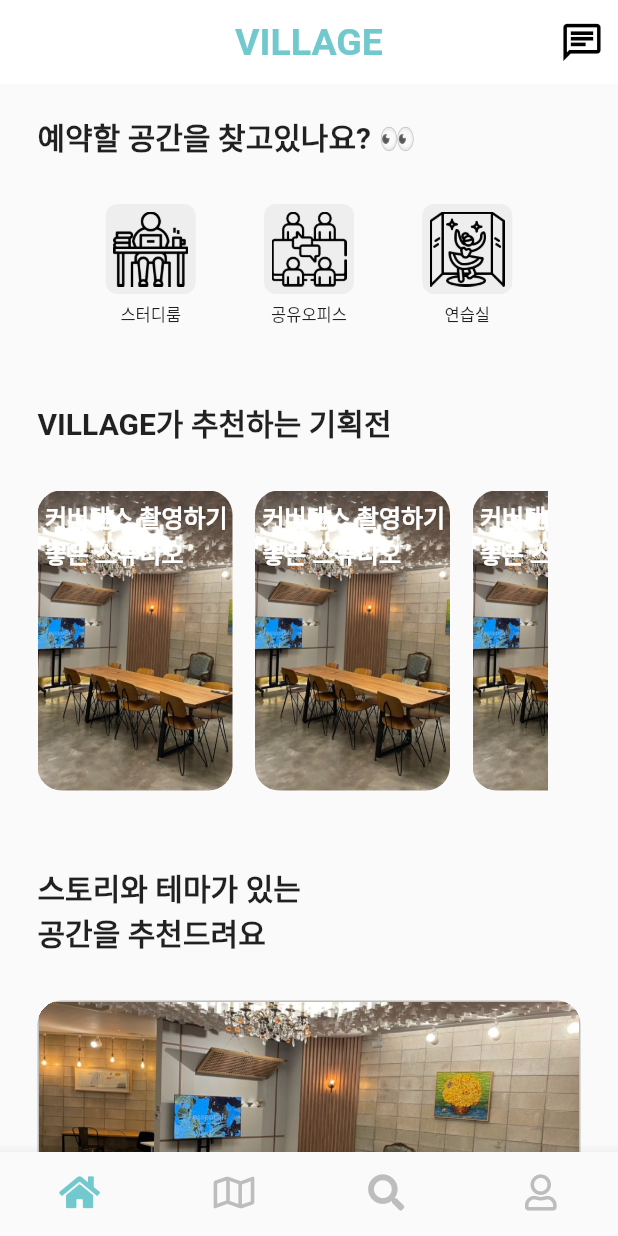
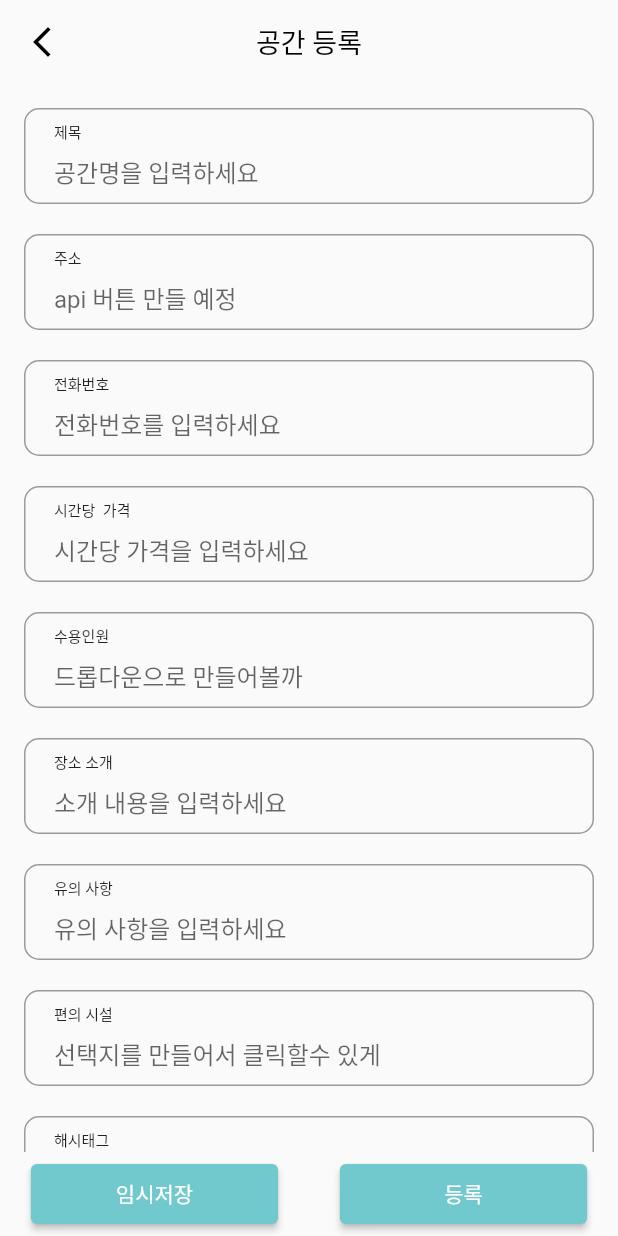
Before and after one commit to clean17/Village-Front-Project, a Flutter app: the screen it shows after launch, on a phone screen of 412 x 824 dp. Run offline on Flutter 3.47's test engine with Material 2 defaults, Android fonts, the phone set to English and light mode, and no system bars; our stand-ins replace flutter_riverpod, font_awesome_flutter, lottie; project files that could hold a hidden picture were left out.

Commit message:
등록 페이지 초안중

```diff
--- a/lib/core/color.dart
+++ b/lib/core/color.dart
@@ -1,6 +1,7 @@
 import 'package:flutter/material.dart';
 
 const kPrimaryColor = Color(0xFF71C9CE);
+const kAccentColor = Color.fromARGB(255, 77, 160, 255);
 const kPrimaryLightColor = Color(0xFFA6E3E9);
 
 const color1 = Color(0xFF71C9CE); // #71C9CE
--- a/lib/main.dart
+++ b/lib/main.dart
@@ -1,19 +1,6 @@
 import 'package:flutter/material.dart';
 import 'package:flutter_riverpod/flutter_riverpod.dart';
-import 'package:village/view/pages/place/place_category_page.dart';
-import 'package:village/view/pages/main/home_page.dart';
-import 'package:village/view/pages/place/place_detail_page.dart';
-import 'package:village/view/pages/review/review_write_page.dart';
-import 'package:village/view/pages/chat/chat_room_page.dart';
-import 'package:village/view/pages/common/oauth_page.dart';
-import 'package:village/view/pages/common/join_page.dart';
-import 'package:village/view/pages/common/login_page.dart';
-import 'package:village/view/pages/common/oauth_page.dart';
-import 'package:village/view/pages/common/splash_page.dart';
-import 'package:village/view/pages/main/main_page.dart';
-import 'view/pages/common/notice_page.dart';
-
-
+import 'package:village/view/pages/host/host_place_resister_page.dart';
 
 void main() {
   runApp(
@@ -33,7 +20,11 @@ class MyApp extends StatelessWidget {
           // primaryColor: Colors.white,
           ),
       debugShowCheckedModeBanner: false, // 화면에 디버그 제거
-      home: MainPage(), // 클래스 분리
+      home: const HostPlaceResisterPage(), // 클래스 분리
+      // home: Scaffold(
+      //   body: Container(
+      //     child: const PlaceDetailPage(),
+      //   ),
     );
   }
 }
--- /dev/null
+++ b/lib/view/pages/host/host_place_resister_page.dart
@@ -0,0 +1,258 @@
+import 'package:flutter/material.dart';
+import 'package:village/core/color.dart';
+import 'package:village/core/style.dart';
+import 'package:village/view/widgets/bottom_button.dart';
+import 'package:village/view/widgets/host/common_form_field.dart';
+import 'package:village/view/widgets/resister_appbar.dart';
+
+class HostPlaceResisterPage extends StatefulWidget {
+  const HostPlaceResisterPage({super.key});
+
+  @override
+  State<HostPlaceResisterPage> createState() => _HostPlaceResisterPageState();
+}
+
+class _HostPlaceResisterPageState extends State<HostPlaceResisterPage> {
+  bool _isButton1Pressed = false;
+  bool _isButton2Pressed = false;
+  bool _isButton3Pressed = false;
+  bool _isButton4Pressed = false;
+  bool _isButton5Pressed = false;
+  bool _isButton6Pressed = false;
+  bool _isButton7Pressed = false;
+  String? _selectedItem = 'Item 1';
+  final RangeValues _selectedRange = const RangeValues(0, 50);
+
+  Duration _selectedTime = const Duration(hours: 0, minutes: 0);
+
+  @override
+  Widget build(BuildContext context) {
+    final double mWeith = MediaQuery.of(context).size.width;
+    final double dayWeith = mWeith * 0.11;
+    final double mHeight = MediaQuery.of(context).size.height;
+    final double dayHeight = mHeight * 0.05;
+    return Scaffold(
+      appBar: ResisterAppbar(),
+      body: SingleChildScrollView(
+        child: Padding(
+          padding: const EdgeInsets.all(16.0),
+          child: Column(
+            children: [
+              const CommonFormField(hintText: '공간명을 입력하세요', prefixText: '제목'),
+              const CommonFormField(hintText: 'api 버튼 만들 예정', prefixText: '주소'),
+              const CommonFormField(
+                  hintText: '전화번호를 입력하세요  ', prefixText: '전화번호'),
+              const CommonFormField(
+                  hintText: '시간당 가격을 입력하세요', prefixText: '시간당  가격'),
+              const CommonFormField(
+                  hintText: '드롭다운으로 만들어볼까', prefixText: '수용인원'),
+              const CommonFormField(
+                  hintText: '소개 내용을 입력하세요', prefixText: '장소 소개'),
+              const CommonFormField(
+                  hintText: '유의 사항을 입력하세요', prefixText: '유의 사항'),
+              const CommonFormField(
+                  hintText: '선택지를 만들어서 클릭할수 있게', prefixText: '편의 시설'),
+              const CommonFormField(
+                  hintText: '#해시태그를 입력하고 , 로 구분하세요', prefixText: '해시태그'),
+              const CommonFormField(
+                  hintText: '이미지를 받을수 있게 권한설정 필요', prefixText: '이미지'),
+              Slider(
+                value: _selectedTime.inMinutes.toDouble(),
+                min: 0,
+                max: 23 * 60 + 30,
+                divisions: 48,
+                label:
+                    '${_selectedTime.inHours.toString().padLeft(2, '0')}:${(_selectedTime.inMinutes % 60).toString().padLeft(2, '0')}',
+                onChanged: (double value) {
+                  setState(() {
+                    _selectedTime = Duration(minutes: value.toInt());
+                  });
+                },
+              ),
+              Row(
+                mainAxisAlignment: MainAxisAlignment.center,
+                children: [
+                  Text('${_selectedTime.inHours.toString().padLeft(2, '0')}:'),
+                  Text((_selectedTime.inMinutes % 60)
+                      .toString()
+                      .padLeft(2, '0')),
+                ],
+              ),
+              DropdownButton<String>(
+                value: _selectedItem,
+                items: const [
+                  DropdownMenuItem(
+                    value: 'Item 1',
+                    child: Text('Item 1'),
+                  ),
+                  DropdownMenuItem(
+                    value: 'Item 2',
+                    child: Text('Item 2'),
+                  ),
+                  DropdownMenuItem(
+                    value: 'Item 3',
+                    child: Text('Item 3'),
+                  ),
+                ],
+                onChanged: (value) {
+                  setState(() {
+                    _selectedItem = value;
+                  });
+                },
+              ),
+              const Align(
+                  alignment: Alignment.centerLeft,
+                  child: Text(
+                    '요일선택',
+                    style: mblack_text,
+                  )),
+              const SizedBox(
+                height: 10,
+              ),
+              Row(
+                children: [
+                  Container(
+                    width: dayWeith,
+                    height: dayHeight,
+                    margin: const EdgeInsets.symmetric(horizontal: 3),
+                    child: ElevatedButton(
+                      onPressed: () {
+                        setState(() {
+                          _isButton1Pressed = !_isButton1Pressed;
+                        });
+                      },
+                      style: ElevatedButton.styleFrom(
+                        foregroundColor: Colors.white,
+                        backgroundColor:
+                            _isButton1Pressed ? kAccentColor : Colors.grey[400],
+                      ),
+                      child: const Text('일'),
+                    ),
+                  ),
+                  Container(
+                    width: dayWeith,
+                    height: dayHeight,
+                    margin: const EdgeInsets.symmetric(horizontal: 3),
+                    child: ElevatedButton(
+                      onPressed: () {
+                        setState(() {
+                          _isButton2Pressed = !_isButton2Pressed;
+                        });
+                      },
+                      style: ElevatedButton.styleFrom(
+                        foregroundColor: Colors.white,
+                        backgroundColor:
+                            _isButton2Pressed ? kAccentColor : Colors.grey[400],
+                      ),
+                      child: const Text('월'),
+                    ),
+                  ),
+                  Container(
+                    width: dayWeith,
+                    height: dayHeight,
+                    margin: const EdgeInsets.symmetric(horizontal: 3),
+                    child: ElevatedButton(
+                      onPressed: () {
+                        setState(() {
+                          _isButton3Pressed = !_isButton3Pressed;
+                        });
+                      },
+                      style: ElevatedButton.styleFrom(
+                        foregroundColor: Colors.white,
+                        backgroundColor:
+                            _isButton3Pressed ? kAccentColor : Colors.grey[400],
+                      ),
+                      child: const Text('화'),
+                    ),
+                  ),
+                  Container(
+                    width: dayWeith,
+                    height: dayHeight,
+                    margin: const EdgeInsets.symmetric(horizontal: 3),
+                    child: ElevatedButton(
+                      onPressed: () {
+                        setState(() {
+                          _isButton4Pressed = !_isButton4Pressed;
+                        });
+                      },
+                      style: ElevatedButton.styleFrom(
+                        foregroundColor: Colors.white,
+                        backgroundColor:
+                            _isButton4Pressed ? kAccentColor : Colors.grey[400],
+                      ),
+                      child: const Text('수'),
+                    ),
+                  ),
+                  Container(
+                    width: dayWeith,
+                    height: dayHeight,
+                    margin: const EdgeInsets.symmetric(horizontal: 3),
+                    child: ElevatedButton(
+                      onPressed: () {
+                        setState(() {
+                          _isButton5Pressed = !_isButton5Pressed;
+                        });
+                      },
+                      style: ElevatedButton.styleFrom(
+                        foregroundColor: Colors.white,
+                        backgroundColor:
+                            _isButton5Pressed ? kAccentColor : Colors.grey[400],
+                      ),
+                      child: const Text('목'),
+                    ),
+                  ),
+                  Container(
+                    width: dayWeith,
+                    height: dayHeight,
+                    margin: const EdgeInsets.symmetric(horizontal: 3),
+                    child: ElevatedButton(
+                      onPressed: () {
+                        setState(() {
+                          _isButton6Pressed = !_isButton6Pressed;
+                        });
+                      },
+                      style: ElevatedButton.styleFrom(
+                        foregroundColor: Colors.white,
+                        backgroundColor:
+                            _isButton6Pressed ? kAccentColor : Colors.grey[400],
+                      ),
+                      child: const Text('금'),
+                    ),
+                  ),
+                  Container(
+                    width: dayWeith,
+                    height: dayHeight,
+                    margin: const EdgeInsets.symmetric(horizontal: 3),
+                    child: ElevatedButton(
+                      onPressed: () {
+                        setState(() {
+                          _isButton7Pressed = !_isButton7Pressed;
+                        });
+                      },
+                      style: ElevatedButton.styleFrom(
+                        foregroundColor: Colors.white,
+                        backgroundColor:
+                            _isButton7Pressed ? kAccentColor : Colors.grey[400],
+                      ),
+                      child: const Text('토'),
+                    ),
+                  ),
+                ],
+              )
+            ],
+          ),
+        ),
+      ),
+      bottomNavigationBar: Padding(
+        padding: const EdgeInsets.symmetric(vertical: 4),
+        child: Row(
+          mainAxisAlignment: MainAxisAlignment.spaceAround,
+          children: [
+            BottomButton(mWeith: mWeith * 0.5, text: '임시저장'),
+            BottomButton(mWeith: mWeith * 0.5, text: '등록'),
+          ],
+        ),
+      ),
+    );
+  }
+}
--- /dev/null
+++ b/lib/view/widgets/host/common_form_field.dart
@@ -0,0 +1,46 @@
+import 'package:flutter/material.dart';
+
+class CommonFormField extends StatelessWidget {
+  final prefixText;
+  final hintText;
+  const CommonFormField(
+      {super.key, required this.prefixText, required this.hintText});
+
+  @override
+  Widget build(BuildContext context) {
+    return Container(
+      margin: const EdgeInsets.only(bottom: 20),
+      child: Stack(
+        children: [
+          TextFormField(
+            textAlignVertical: TextAlignVertical.bottom,
+            decoration: InputDecoration(
+              // 인풋과 박스의| 차이는 ?
+              contentPadding:
+                  const EdgeInsets.only(top: 30, left: 20, bottom: 10),
+              hintText: hintText,
+              border: OutlineInputBorder(
+                borderRadius: BorderRadius.circular(10),
+              ),
+              focusedBorder: OutlineInputBorder(
+                borderRadius: BorderRadius.circular(10),
+                borderSide: const BorderSide(
+                  color: Colors.black,
+                  width: 2,
+                ),
+              ),
+            ),
+          ),
+          Positioned(
+            top: 8,
+            left: 20,
+            child: Text(
+              prefixText,
+              style: const TextStyle(fontSize: 10), // ???
+            ),
+          )
+        ],
+      ),
+    );
+  }
+}
--- /dev/null
+++ b/lib/view/widgets/resister_appbar.dart
@@ -0,0 +1,19 @@
+import 'package:flutter/material.dart';
+import 'package:village/core/style.dart';
+
+AppBar ResisterAppbar() {
+  return AppBar(
+    leading: IconButton(
+      icon: const Icon(Icons.arrow_back_ios_new),
+      onPressed: () {},
+      color: Colors.black,
+    ),
+    centerTitle: true,
+    title: const Text(
+      '공간 등록',
+      style: mlarge_black_text,
+    ),
+    backgroundColor: Colors.transparent,
+    elevation: 0.0,
+  );
+}
--- a/lib/view/widgets/searchAppbar.dart
+++ /dev/null
@@ -1,6 +0,0 @@
-// import 'package:flutter/material.dart';
-// import 'package:flutter/services.dart';
-
-// AppBar SearchAppbar() {
-//   return ;
-// }
```
Also changed, not shown: pubspec.lock.
